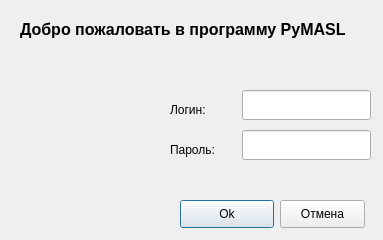
This is forms/authorization.ui in MarcusStill/PyMASL as Qt 5 draws it before an edit. The edited form follows.
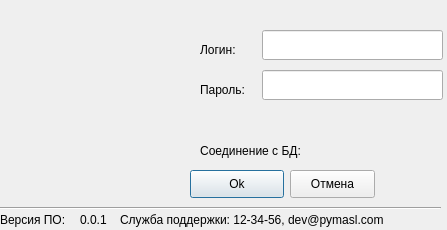
This is the edited form. Icons and pictures are not drawn.

Commit message: PyMASL version 0.0.2 includes: - fixed the client search (phone, first name, last name) - added a connection settings file.ini - added config.py --> configparser - fixed authorization form - fixed the structure client table

```diff
--- a/forms/authorization.ui
+++ b/forms/authorization.ui
@@ -6,8 +6,8 @@
    <rect>
     <x>0</x>
     <y>0</y>
-    <width>383</width>
-    <height>240</height>
+    <width>447</width>
+    <height>230</height>
    </rect>
   </property>
   <property name="windowTitle">
@@ -16,8 +16,8 @@
   <widget class="QLabel" name="label">
    <property name="geometry">
     <rect>
-     <x>170</x>
-     <y>100</y>
+     <x>200</x>
+     <y>40</y>
      <width>47</width>
      <height>20</height>
     </rect>
@@ -29,9 +29,9 @@
   <widget class="QLineEdit" name="lineEdit">
    <property name="geometry">
     <rect>
-     <x>242</x>
-     <y>90</y>
-     <width>129</width>
+     <x>262</x>
+     <y>30</y>
+     <width>181</width>
      <height>30</height>
     </rect>
    </property>
@@ -39,18 +39,21 @@
   <widget class="QLineEdit" name="lineEdit_2">
    <property name="geometry">
     <rect>
-     <x>242</x>
-     <y>130</y>
-     <width>129</width>
+     <x>262</x>
+     <y>70</y>
+     <width>181</width>
      <height>30</height>
     </rect>
    </property>
+   <property name="echoMode">
+    <enum>QLineEdit::Password</enum>
+   </property>
   </widget>
   <widget class="QLabel" name="label_2">
    <property name="geometry">
     <rect>
-     <x>170</x>
-     <y>140</y>
+     <x>200</x>
+     <y>80</y>
      <width>56</width>
      <height>20</height>
     </rect>
@@ -59,27 +62,11 @@
     <string>Пароль:</string>
    </property>
   </widget>
-  <widget class="QLabel" name="label_3">
-   <property name="geometry">
-    <rect>
-     <x>20</x>
-     <y>20</y>
-     <width>341</width>
-     <height>20</height>
-    </rect>
-   </property>
-   <property name="text">
-    <string>&lt;html&gt;&lt;head/&gt;&lt;body&gt;&lt;p&gt;&lt;span style=&quot; font-size:12pt; font-weight:600;&quot;&gt;Добро пожаловать в программу PyMASL&lt;/span&gt;&lt;/p&gt;&lt;/body&gt;&lt;/html&gt;</string>
-   </property>
-   <property name="textFormat">
-    <enum>Qt::AutoText</enum>
-   </property>
-  </widget>
   <widget class="QPushButton" name="pushButton">
    <property name="geometry">
     <rect>
-     <x>180</x>
-     <y>200</y>
+     <x>190</x>
+     <y>170</y>
      <width>94</width>
      <height>28</height>
     </rect>
@@ -91,8 +78,8 @@
   <widget class="QPushButton" name="pushButton_2">
    <property name="geometry">
     <rect>
-     <x>280</x>
-     <y>200</y>
+     <x>290</x>
+     <y>170</y>
      <width>85</width>
      <height>28</height>
     </rect>
@@ -104,10 +91,10 @@
   <widget class="QLabel" name="label_4">
    <property name="geometry">
     <rect>
-     <x>10</x>
-     <y>60</y>
-     <width>141</width>
-     <height>141</height>
+     <x>0</x>
+     <y>10</y>
+     <width>181</width>
+     <height>181</height>
     </rect>
    </property>
    <property name="text">
@@ -120,6 +107,93 @@
     <bool>true</bool>
    </property>
   </widget>
+  <widget class="QLabel" name="label_5">
+   <property name="geometry">
+    <rect>
+     <x>190</x>
+     <y>140</y>
+     <width>121</width>
+     <height>21</height>
+    </rect>
+   </property>
+   <property name="text">
+    <string>Соединение с БД:</string>
+   </property>
+   <property name="alignment">
+    <set>Qt::AlignCenter</set>
+   </property>
+   <property name="wordWrap">
+    <bool>true</bool>
+   </property>
+  </widget>
+  <widget class="QLabel" name="label_3">
+   <property name="geometry">
+    <rect>
+     <x>320</x>
+     <y>140</y>
+     <width>121</width>
+     <height>20</height>
+    </rect>
+   </property>
+   <property name="text">
+    <string/>
+   </property>
+  </widget>
+  <widget class="Line" name="line">
+   <property name="geometry">
+    <rect>
+     <x>0</x>
+     <y>200</y>
+     <width>441</width>
+     <height>16</height>
+    </rect>
+   </property>
+   <property name="orientation">
+    <enum>Qt::Horizontal</enum>
+   </property>
+  </widget>
+  <widget class="QLabel" name="label_6">
+   <property name="geometry">
+    <rect>
+     <x>0</x>
+     <y>210</y>
+     <width>81</width>
+     <height>20</height>
+    </rect>
+   </property>
+   <property name="text">
+    <string>Версия ПО:</string>
+   </property>
+   <property name="textFormat">
+    <enum>Qt::RichText</enum>
+   </property>
+  </widget>
+  <widget class="QLabel" name="label_7">
+   <property name="geometry">
+    <rect>
+     <x>80</x>
+     <y>210</y>
+     <width>41</width>
+     <height>20</height>
+    </rect>
+   </property>
+   <property name="text">
+    <string>0.0.1</string>
+   </property>
+  </widget>
+  <widget class="QLabel" name="label_8">
+   <property name="geometry">
+    <rect>
+     <x>120</x>
+     <y>210</y>
+     <width>321</width>
+     <height>20</height>
+    </rect>
+   </property>
+   <property name="text">
+    <string>Служба поддержки: 12-34-56, dev@pymasl.com</string>
+   </property>
+  </widget>
  </widget>
  <resources/>
  <connections/>
```
Left out of the diff: 4 changed lines with no effect on the pictures. The commit also changes 10 other files.
